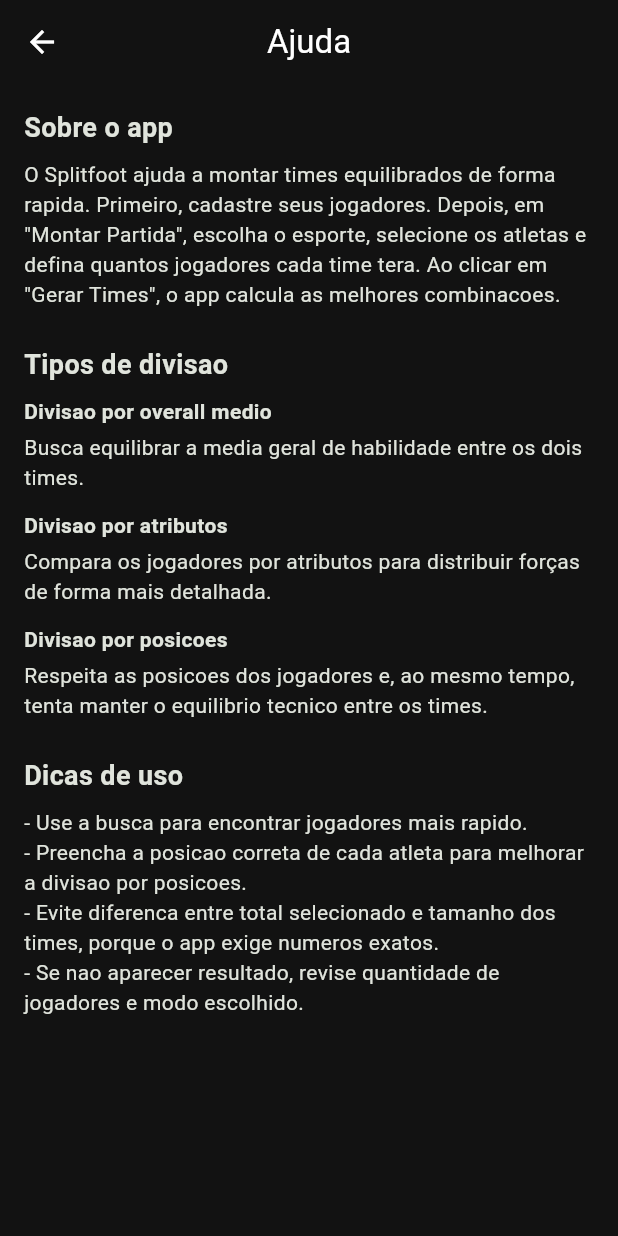
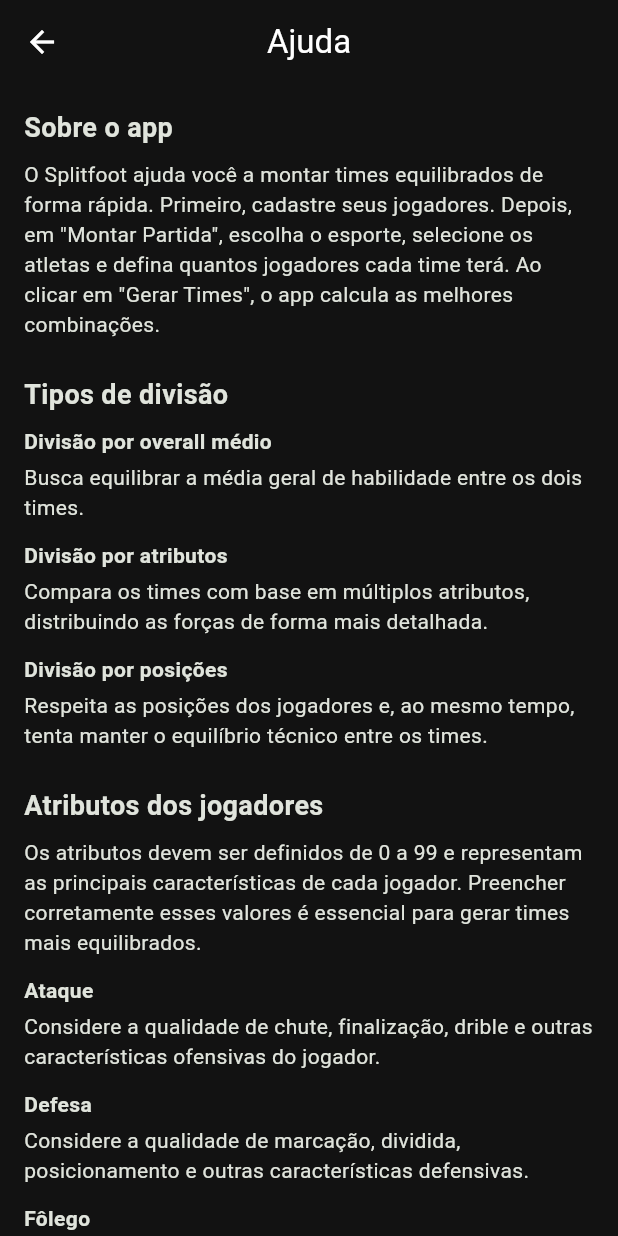
Before and after one commit to jalobler7/Splitfoot, a Flutter app: the HelpPage screen opened by its route, on a phone screen of 412 x 824 dp. Run offline on Flutter 3.47's test engine with Material 3 defaults, Android fonts, the phone set to English and light mode, and no system bars; our stand-ins replace go_router, hive, hive_flutter; accounts and stored records are empty.

Commit message:
ajusta texto do help

```diff
--- a/lib/presentation/pages/help/help_page.dart
+++ b/lib/presentation/pages/help/help_page.dart
@@ -31,40 +31,83 @@
               _SectionTitle('Sobre o app'),
               SizedBox(height: 8),
               Text(
-                'O Splitfoot ajuda a montar times equilibrados de forma rapida. '
-                'Primeiro, cadastre seus jogadores. Depois, em "Montar Partida", '
-                'escolha o esporte, selecione os atletas e defina quantos jogadores '
-                'cada time tera. Ao clicar em "Gerar Times", o app calcula as melhores combinacoes.',
+                'O Splitfoot ajuda você a montar times equilibrados de forma rápida. '
+                    'Primeiro, cadastre seus jogadores. Depois, em "Montar Partida", '
+                    'escolha o esporte, selecione os atletas e defina quantos jogadores '
+                    'cada time terá. Ao clicar em "Gerar Times", o app calcula as melhores combinações.',
               ),
+
               SizedBox(height: 24),
-              _SectionTitle('Tipos de divisao'),
+
+              _SectionTitle('Tipos de divisão'),
               SizedBox(height: 8),
-              _ModeTitle('Divisao por overall medio'),
+
+              _ModeTitle('Divisão por overall médio'),
               SizedBox(height: 4),
               Text(
-                'Busca equilibrar a media geral de habilidade entre os dois times.',
+                'Busca equilibrar a média geral de habilidade entre os dois times.',
               ),
+
               SizedBox(height: 12),
-              _ModeTitle('Divisao por atributos'),
+
+              _ModeTitle('Divisão por atributos'),
               SizedBox(height: 4),
               Text(
-                'Compara os jogadores por atributos para distribuir forças de forma mais detalhada.',
+                'Compara os times com base em múltiplos atributos, distribuindo as forças de forma mais detalhada.',
               ),
+
               SizedBox(height: 12),
-              _ModeTitle('Divisao por posicoes'),
+
+              _ModeTitle('Divisão por posições'),
               SizedBox(height: 4),
               Text(
-                'Respeita as posicoes dos jogadores e, ao mesmo tempo, tenta manter o equilibrio tecnico entre os times.',
+                'Respeita as posições dos jogadores e, ao mesmo tempo, tenta manter o equilíbrio técnico entre os times.',
               ),
+
               SizedBox(height: 24),
+
+              _SectionTitle('Atributos dos jogadores'),
+              SizedBox(height: 8),
+              Text(
+                'Os atributos devem ser definidos de 0 a 99 e representam as principais características de cada jogador. '
+                    'Preencher corretamente esses valores é essencial para gerar times mais equilibrados.',
+              ),
+
+              SizedBox(height: 12),
+
+              _ModeTitle('Ataque'),
+              SizedBox(height: 4),
+              Text(
+                'Considere a qualidade de chute, finalização, drible e outras características ofensivas do jogador.',
+              ),
+
+              SizedBox(height: 12),
+
+              _ModeTitle('Defesa'),
+              SizedBox(height: 4),
+              Text(
+                'Considere a qualidade de marcação, dividida, posicionamento e outras características defensivas.',
+              ),
+
+              SizedBox(height: 12),
+
+              _ModeTitle('Fôlego'),
+              SizedBox(height: 4),
+              Text(
+                'Considere a resistência física do jogador, incluindo fôlego, velocidade, capacidade de correr por longos períodos e outras características físicas.',
+              ),
+
+              SizedBox(height: 24),
+
               _SectionTitle('Dicas de uso'),
               SizedBox(height: 8),
               Text(
-                '- Use a busca para encontrar jogadores mais rapido.\n'
-                '- Preencha a posicao correta de cada atleta para melhorar a divisao por posicoes.\n'
-                '- Evite diferenca entre total selecionado e tamanho dos times, porque o app exige numeros exatos.\n'
-                '- Se nao aparecer resultado, revise quantidade de jogadores e modo escolhido.',
+                '- Use a busca para encontrar jogadores mais rapidamente.\n'
+                    '- Preencha corretamente a posição de cada atleta para melhorar a divisão por posições.\n'
+                    '- Evite diferenças entre o total de jogadores selecionados e o tamanho dos times, pois o app exige números exatos.\n'
+                    '- Caso não apareça nenhum resultado, revise a quantidade de jogadores e o modo escolhido.',
               ),
+
               SizedBox(height: 16),
             ],
           ),
```
